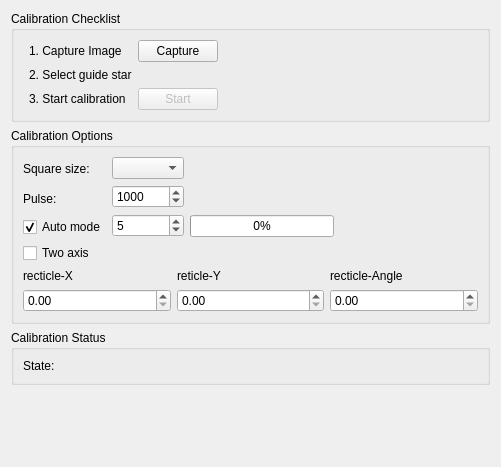
First picture: the form in kstars/ekos/guide/rcalibration.ui, repository KDE/kstars, before the edit.
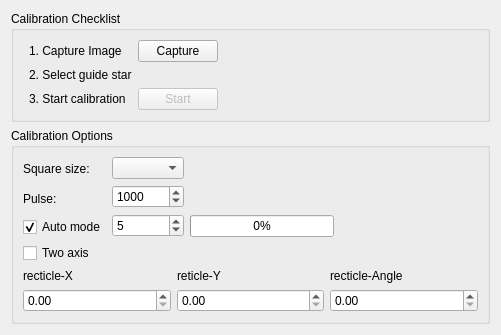
Second picture: the form after the edit. Custom widgets are drawn as their Qt base class.

```diff
--- a/kstars/ekos/guide/rcalibration.ui
+++ b/kstars/ekos/guide/rcalibration.ui
@@ -7,13 +7,13 @@
     <x>0</x>
     <y>0</y>
     <width>501</width>
-    <height>467</height>
+    <height>322</height>
    </rect>
   </property>
   <property name="minimumSize">
    <size>
     <width>0</width>
-    <height>405</height>
+    <height>0</height>
    </size>
   </property>
   <layout class="QVBoxLayout" name="verticalLayout_6">
@@ -316,34 +316,15 @@
      </layout>
     </widget>
    </item>
-   <item>
-    <widget class="QGroupBox" name="groupBox_4">
-     <property name="title">
-      <string>Calibration Status</string>
-     </property>
-     <layout class="QVBoxLayout" name="verticalLayout">
-      <item>
-       <widget class="QLabel" name="l_RStatus">
-        <property name="text">
-         <string>State:</string>
-        </property>
-       </widget>
-      </item>
-     </layout>
-    </widget>
-   </item>
    <item>
     <spacer name="verticalSpacer">
      <property name="orientation">
       <enum>Qt::Vertical</enum>
      </property>
-     <property name="sizeType">
-      <enum>QSizePolicy::MinimumExpanding</enum>
-     </property>
      <property name="sizeHint" stdset="0">
       <size>
        <width>20</width>
-       <height>31</height>
+       <height>7</height>
       </size>
      </property>
     </spacer>
```
